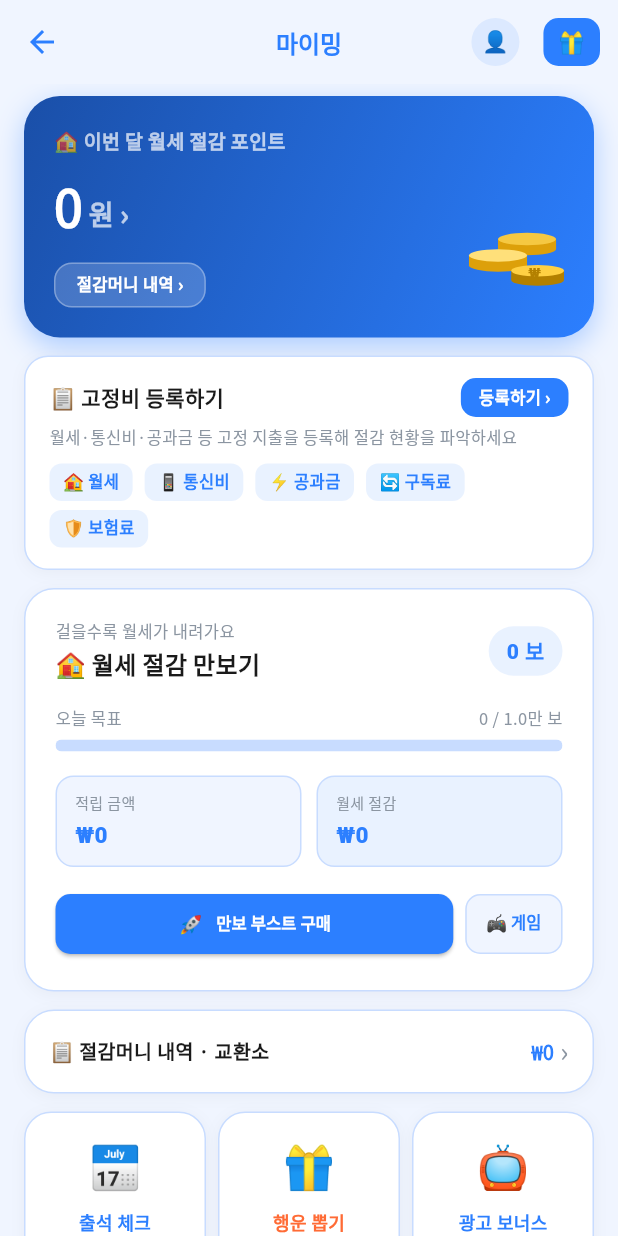
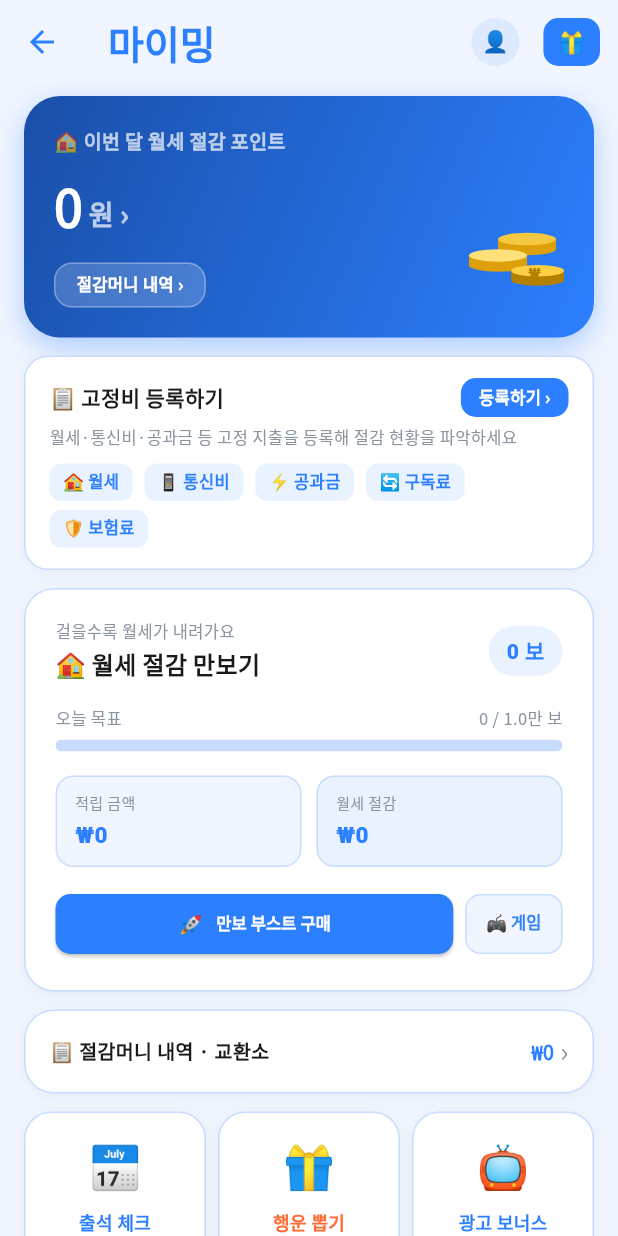
Before and after one commit to freekino2000-boop/myming-flutter, a Flutter app: the HomePage screen opened directly, on a phone screen of 412 x 824 dp. Run offline on Flutter 3.47's test engine with Material 3 defaults, Android fonts, the phone set to English and light mode, and no system bars; our stand-ins replace dio, google_fonts, pedometer, shared_preferences, webview_flutter; missing offline and left inert: flame; accounts and stored records are empty; Roboto replaces fonts that are missing (RobotoMono).

Commit message:
style: 홈 앱바 '마이밍' 왼쪽 정렬 및 폰트 크기 확대 (16→26px)
Co-Authored-By: Claude Sonnet 4.6 <noreply@anthropic.com>

```diff
--- a/lib/pages/home/home_page.dart
+++ b/lib/pages/home/home_page.dart
@@ -67,7 +67,8 @@ class _HomePageState extends State<HomePage> {
               floating: true,
               backgroundColor: AppColors.surface,
               elevation: 0,
-              title: Text('마이밍', style: AppTheme.headline2.copyWith(color: AppColors.primary)),
+              centerTitle: false,
+              title: Text('마이밍', style: AppTheme.headline2.copyWith(color: AppColors.primary, fontSize: 26)),
               actions: [
                 IconButton(
                   onPressed: () => Navigator.pushNamed(context, '/profile'),
```
